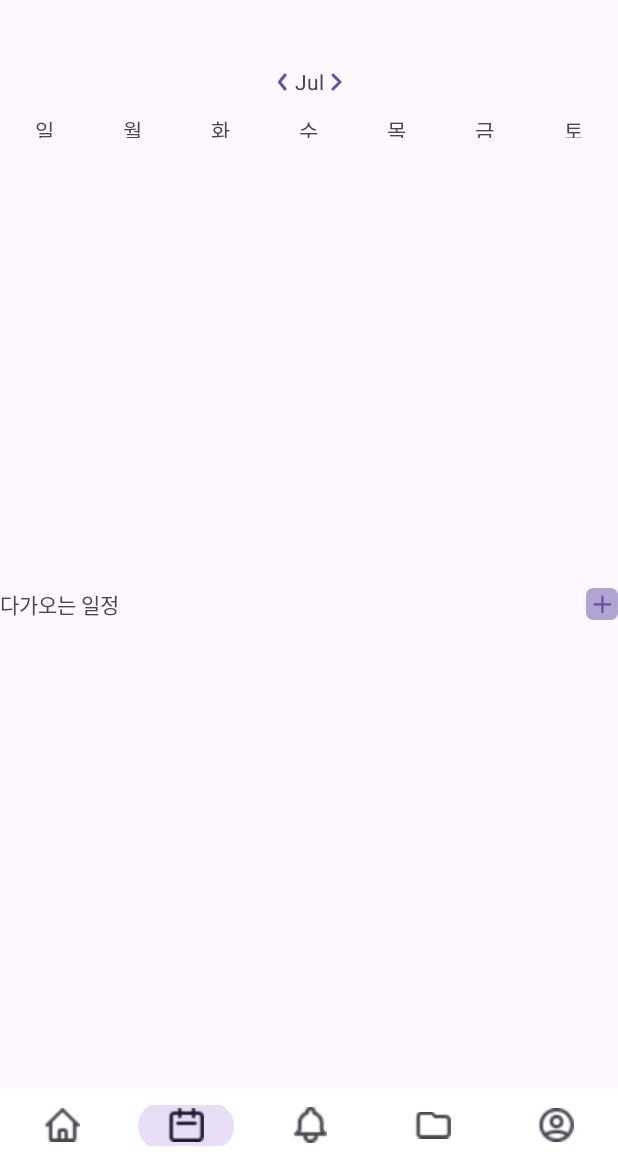
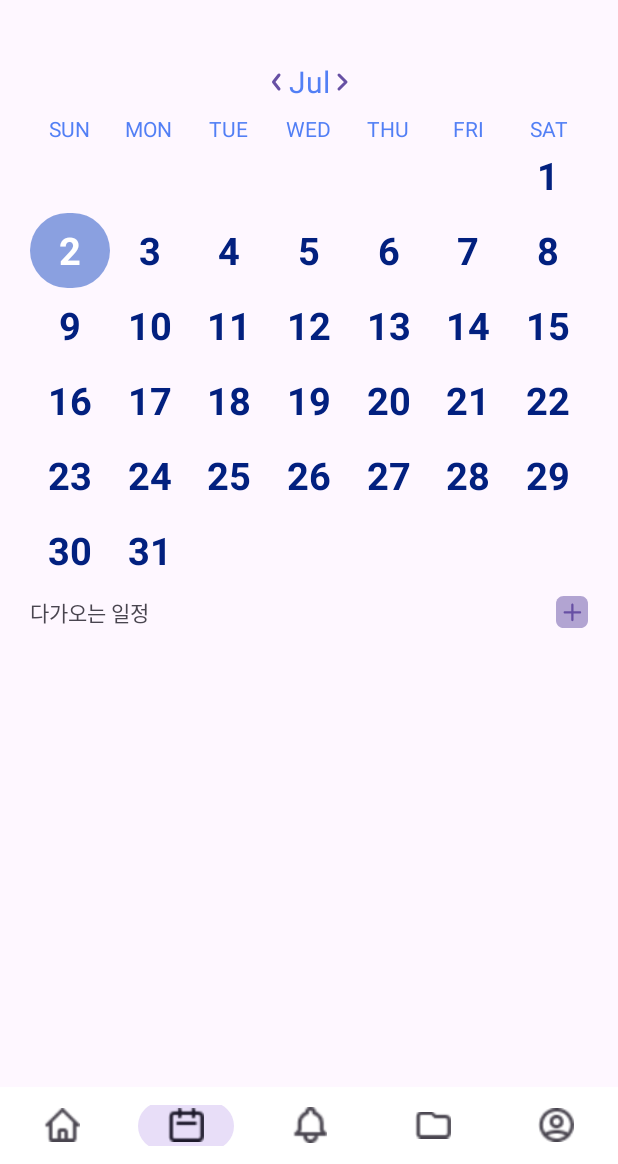
Before and after one commit to UmcTeaming/Teaming_Android, an Android app: the screen it shows after launch (MainActivity), item 2 of the bottom bar chosen, on a phone screen of 412 x 824 dp, the part 72-1236 px from its top. Run offline under Robolectric (Android 15) with nearby library versions, the phone set to English and light mode, and no system bars.

Commit message:
Calendar day recycler view

```diff
--- a/app/build.gradle
+++ b/app/build.gradle
@@ -46,4 +46,7 @@ dependencies {
     testImplementation 'junit:junit:4.13.2'
     androidTestImplementation 'androidx.test.ext:junit:1.1.5'
     androidTestImplementation 'androidx.test.espresso:espresso-core:3.5.1'
+
+    //cardView
+    implementation 'androidx.cardview:cardview:1.0.0'
 }
--- a/app/src/main/java/com/example/teaming/CalFragment.kt
+++ b/app/src/main/java/com/example/teaming/CalFragment.kt
@@ -7,18 +7,20 @@ import android.view.LayoutInflater
 import android.view.View
 import android.view.ViewGroup
 import androidx.annotation.RequiresApi
+import androidx.recyclerview.widget.GridLayoutManager
+import androidx.recyclerview.widget.RecyclerView
 import com.example.teaming.databinding.FragmentCalBinding
 import java.time.LocalDate
+import java.time.YearMonth
 import java.time.format.DateTimeFormatter
 
 
 class CalFragment : Fragment() {//minsdk API26 이상으로 바꿀 필요 있음
     private lateinit var binding:FragmentCalBinding
-    lateinit var selectedDate: LocalDate
     @RequiresApi(Build.VERSION_CODES.O)
     override fun onCreate(savedInstanceState: Bundle?) {
         super.onCreate(savedInstanceState)
-        selectedDate = LocalDate.now()
+        CalendarUtil.selectedDate = LocalDate.now()
 
     }
 
@@ -32,17 +34,33 @@ class CalFragment : Fragment() {//minsdk API26 이상으로 바꿀 필요 있음
         setMonthView()
         //이전 달 버튼
         binding.leftButton.setOnClickListener{
-            selectedDate = selectedDate.minusMonths(1)
+            CalendarUtil.selectedDate = CalendarUtil.selectedDate.minusMonths(1)
             setMonthView()
         }
         //다음 달 버튼
         binding.rightButton.setOnClickListener{
-            selectedDate = selectedDate.plusMonths(1)
+            CalendarUtil.selectedDate = CalendarUtil.selectedDate.plusMonths(1)
             setMonthView()
         }
 
+        return binding.root
+    }
 
-        return binding.root
+    @RequiresApi(Build.VERSION_CODES.O)
+    fun daysInMonthArray(date:LocalDate):ArrayList<LocalDate?>{
+        val dayList = ArrayList<LocalDate?>()
+        var yearMonth = YearMonth.from(date)
+        var lastDay = yearMonth.lengthOfMonth()
+        var firstDay = CalendarUtil.selectedDate.withDayOfMonth(1)
+        var dayOfWeek = firstDay.dayOfWeek.value
+        for(i in 1..41){
+            if(i<=dayOfWeek||i>lastDay+dayOfWeek) {
+                dayList.add(null)
+            }else{
+                dayList.add(LocalDate.of(CalendarUtil.selectedDate.year,CalendarUtil.selectedDate.month,i-dayOfWeek))
+            }
+        }
+        return dayList
     }
 
     @RequiresApi(Build.VERSION_CODES.O)
@@ -52,8 +70,18 @@ class CalFragment : Fragment() {//minsdk API26 이상으로 바꿀 필요 있음
     }
     @RequiresApi(Build.VERSION_CODES.O)
     fun setMonthView(){
-        binding.monthText.text=monthFromDate(selectedDate)
+        binding.monthText.text=monthFromDate(CalendarUtil.selectedDate)
+        val dayList:ArrayList<LocalDate?> = daysInMonthArray(CalendarUtil.selectedDate)
+        val adapter = CalendarAdapter(dayList)
+        val context = requireContext()
+        val manager = GridLayoutManager(context,7)
+        binding.calendarView.layoutManager = manager
+        binding.calendarView.adapter = adapter
     }
+}
 
-
+class CalendarUtil{
+    companion object{
+        lateinit var selectedDate:LocalDate//오늘의 LocalDate객체. 이번달에서는 날짜까지 사용해도 되지만, 다른 달에서는 월만 사용해야 함
+    }
 }
--- a/app/src/main/java/com/example/teaming/CalendarAdapter.kt
+++ b/app/src/main/java/com/example/teaming/CalendarAdapter.kt
@@ -1,14 +1,20 @@
 package com.example.teaming
 
+import android.graphics.Color
+import android.os.Build
 import android.view.LayoutInflater
 import android.view.View
 import android.view.ViewGroup
+import android.widget.ImageView
 import android.widget.TextView
+import androidx.annotation.RequiresApi
 import androidx.recyclerview.widget.RecyclerView
+import java.time.LocalDate
 
-class CalendarAdapter(val dayList:ArrayList<String>): RecyclerView.Adapter<CalendarAdapter.CalendarViewHolder>() {
+class CalendarAdapter(val dayList:ArrayList<LocalDate?>): RecyclerView.Adapter<CalendarAdapter.CalendarViewHolder>() {
     inner class CalendarViewHolder(itemView: View):RecyclerView.ViewHolder(itemView){
         var dayText:TextView = itemView.findViewById(R.id.day_text)
+        var todayCircle:ImageView = itemView.findViewById(R.id.cal_today_circle)
     }
 
     override fun onCreateViewHolder(parent: ViewGroup, viewType: Int): CalendarViewHolder {
@@ -21,7 +27,17 @@ class CalendarAdapter(val dayList:ArrayList<String>): RecyclerView.Adapter<Calen
         return dayList.size
     }
 
+    @RequiresApi(Build.VERSION_CODES.O)
     override fun onBindViewHolder(holder: CalendarViewHolder, position: Int) {
-        holder.dayText.text= dayList[position]
+        var day = dayList[position]
+        if(day==null)
+            holder.dayText.text = ""
+        else{
+            holder.dayText.text=day.dayOfMonth.toString()
+            if(day==(CalendarUtil.selectedDate)&&CalendarUtil.selectedDate== LocalDate.now()){
+                holder.todayCircle.visibility=View.VISIBLE
+                holder.dayText.setTextColor(Color.WHITE)
+            }
+        }
     }
 }
--- /dev/null
+++ b/app/src/main/res/drawable/cal_circle_shape.xml
@@ -0,0 +1,5 @@
+<?xml version="1.0" encoding="utf-8"?>
+<shape xmlns:android="http://schemas.android.com/apk/res/android">
+    <solid android:color="#80194AC2" />
+    <corners android:radius="1000dp" />
+</shape>
--- a/app/src/main/res/layout/calendar_cell.xml
+++ b/app/src/main/res/layout/calendar_cell.xml
@@ -1,14 +1,24 @@
 <?xml version="1.0" encoding="utf-8"?>
-<LinearLayout xmlns:android="http://schemas.android.com/apk/res/android"
+<FrameLayout xmlns:android="http://schemas.android.com/apk/res/android"
     android:layout_width="match_parent"
-    android:layout_height="60dp">
+    android:layout_height="50dp"
+    android:orientation="vertical">
+        <ImageView
+            android:id="@+id/cal_today_circle"
+            android:layout_width="match_parent"
+            android:layout_height="match_parent"
+            android:background="@drawable/cal_circle_shape"
+            android:visibility="invisible"
+            />
         <TextView
             android:id="@+id/day_text"
             android:layout_width="wrap_content"
             android:layout_height="wrap_content"
             android:layout_gravity="center"
-        android:textSize="30sp"
+            android:textSize="25sp"
             android:textStyle="bold"
-        android:text="1"/>
+            android:text="1"
+            android:textColor="#02207F"
+            />
 
-</LinearLayout>
+</FrameLayout>
--- a/app/src/main/res/layout/fragment_cal.xml
+++ b/app/src/main/res/layout/fragment_cal.xml
@@ -14,11 +14,14 @@
             android:layout_width="wrap_content"
             android:layout_height="wrap_content"
             android:text="June"
+            android:textSize="20sp"
+            android:textColor="#527FF5"
             app:layout_constraintBottom_toBottomOf="@id/day_week_text"
             app:layout_constraintLeft_toLeftOf="parent"
             app:layout_constraintRight_toRightOf="parent"
             app:layout_constraintTop_toTopOf="parent" />
         <Button
+            tools:ignore="SpeakableTextPresentCheck"
             android:id="@+id/right_button"
             android:layout_width="16dp"
             android:layout_height="16dp"
@@ -27,6 +30,7 @@
             app:layout_constraintStart_toEndOf="@+id/month_text"
             app:layout_constraintTop_toTopOf="@+id/month_text" />
         <Button
+            tools:ignore="SpeakableTextPresentCheck"
             android:id="@+id/left_button"
             android:layout_width="16dp"
             android:layout_height="16dp"
@@ -40,52 +44,60 @@
             android:layout_width="match_parent"
             android:layout_height="16dp"
             android:layout_marginTop="60dp"
+            android:layout_marginLeft="20dp"
+            android:layout_marginRight="20dp"
             app:layout_constraintTop_toTopOf="parent"
             android:orientation="horizontal">
             <TextView
                 android:layout_weight="1"
                 android:layout_width="0dp"
                 android:layout_height="match_parent"
-                android:text="일"
-                android:gravity="center"/>
+                android:text="SUN"
+                android:gravity="center"
+                android:textColor="@color/cal_day_name_color"/>
             <TextView
                 android:layout_weight="1"
                 android:layout_width="0dp"
                 android:layout_height="match_parent"
-                android:text="월"
-                android:gravity="center"/>
+                android:text="MON"
+                android:gravity="center"
+                android:textColor="@color/cal_day_name_color"/>
             <TextView
                 android:layout_weight="1"
                 android:layout_width="0dp"
                 android:layout_height="match_parent"
-                android:text="화"
-                android:gravity="center"/>
+                android:text="TUE"
+                android:gravity="center"
+                android:textColor="@color/cal_day_name_color"/>
             <TextView
                 android:layout_weight="1"
                 android:layout_width="0dp"
                 android:layout_height="match_parent"
-                android:text="수"
-                android:gravity="center"/>
+                android:text="WED"
+                android:gravity="center"
+                android:textColor="@color/cal_day_name_color"/>
             <TextView
                 android:layout_weight="1"
                 android:layout_width="0dp"
                 android:layout_height="match_parent"
-                android:text="목"
-                android:gravity="center"/>
+                android:text="THU"
+                android:gravity="center"
+                android:textColor="@color/cal_day_name_color"/>
             <TextView
                 android:layout_weight="1"
                 android:layout_width="0dp"
                 android:layout_height="match_parent"
-                android:text="금"
-                android:gravity="center"/>
+                android:text="FRI"
+                android:gravity="center"
+                android:textColor="@color/cal_day_name_color"/>
             <TextView
                 android:layout_weight="1"
                 android:layout_width="0dp"
                 android:layout_height="match_parent"
-                android:text="토"
-                android:gravity="center"/>
+                android:text="SAT"
+                android:gravity="center"
+                android:textColor="@color/cal_day_name_color"/>
         </LinearLayout>
-
 
 
         <androidx.recyclerview.widget.RecyclerView
@@ -94,21 +106,28 @@
             android:layout_height="300dp"
             app:layout_constraintTop_toBottomOf="@id/day_week_text"
             app:layout_constraintBottom_toTopOf="@+id/split"
-            tools:layout_editor_absoluteX="0dp" />
+            tools:layout_editor_absoluteX="0dp"
+            android:layout_marginLeft="20dp"
+            android:layout_marginRight="20dp"/>
         <TextView
+            android:layout_marginTop="5dp"
             android:id="@+id/split"
             android:layout_width="wrap_content"
             android:layout_height="wrap_content"
             android:text="다가오는 일정"
             app:layout_constraintLeft_toLeftOf="parent"
             app:layout_constraintTop_toBottomOf="@+id/calendar_view"
+            android:layout_marginLeft="20dp"
             />
         <Button
+            tools:ignore="SpeakableTextPresentCheck"
+            android:layout_marginTop="5dp"
             android:layout_width="21dp"
             android:layout_height="21dp"
             android:background="@drawable/group_1871"
             app:layout_constraintRight_toRightOf="parent"
-            app:layout_constraintTop_toBottomOf="@+id/calendar_view"/>
+            app:layout_constraintTop_toBottomOf="@+id/calendar_view"
+            android:layout_marginRight="20dp"/>
 
 
         <androidx.recyclerview.widget.RecyclerView
@@ -116,7 +135,9 @@
             android:layout_width="match_parent"
             android:layout_height="0dp"
             app:layout_constraintTop_toBottomOf="@id/split"
-            app:layout_constraintBottom_toBottomOf="parent"/>
+            app:layout_constraintBottom_toBottomOf="parent"
+            android:layout_marginLeft="20dp"
+            android:layout_marginRight="20dp"/>
 
     </androidx.constraintlayout.widget.ConstraintLayout>
 
--- a/app/src/main/res/values/colors.xml
+++ b/app/src/main/res/values/colors.xml
@@ -2,4 +2,5 @@
 <resources>
     <color name="black">#FF000000</color>
     <color name="white">#FFFFFFFF</color>
+    <color name="cal_day_name_color">#527FF5</color>
 </resources>
```
Lines whose indentation alone changed are shown as unchanged.
